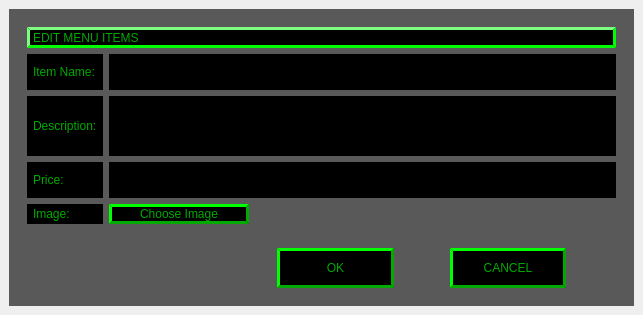
CS-3560-02-5/Los-Pollos-Hermanos-Drive-Thru-System, file Manager/editDialog.ui: the form before one commit.
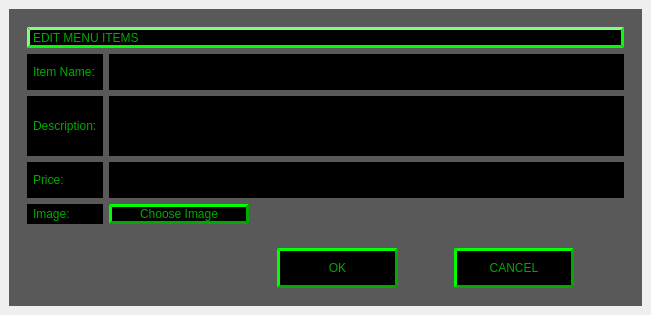
The form after the commit.

Commit message: rename editDialog main window

```diff
--- a/Manager/editDialog.ui
+++ b/Manager/editDialog.ui
@@ -6,7 +6,7 @@
    <rect>
     <x>0</x>
     <y>0</y>
-    <width>643</width>
+    <width>651</width>
     <height>315</height>
    </rect>
   </property>
```
Left out of the diff: 4 changed lines with no effect on the pictures. The commit also changes 1 other file.
